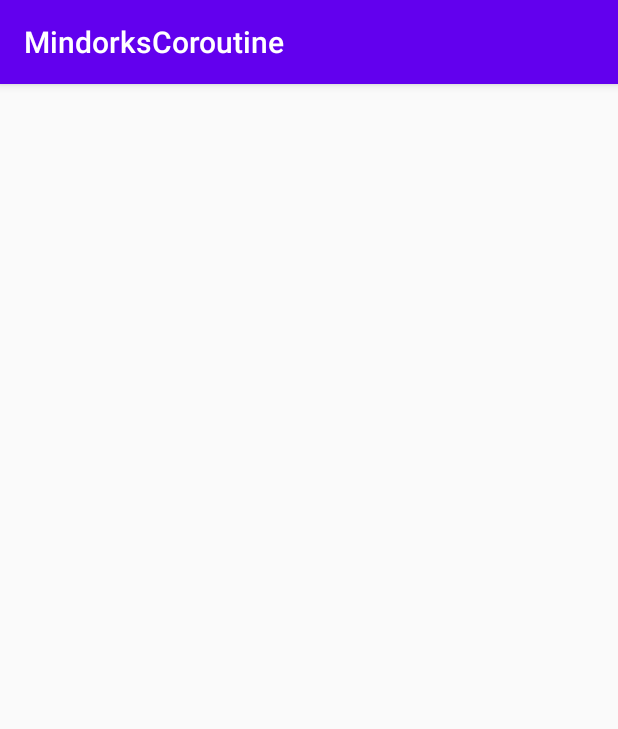
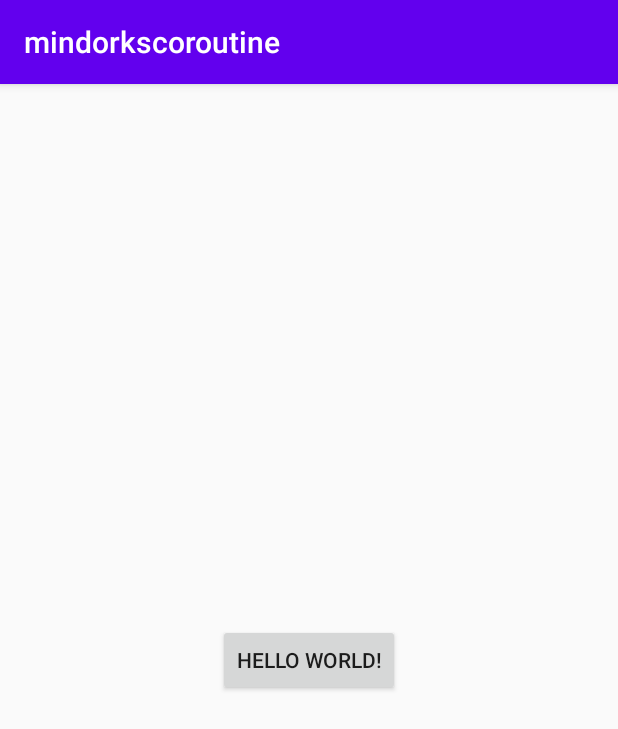
Before and after one commit to Ranawatt/KotlinCoroutines, an Android app: the screen it shows after launch (MainActivity), on a phone screen of 412 x 824 dp. Shown: the top 729 px of the screen. Run offline under Robolectric (Android 15) with nearby library versions, the phone set to English and light mode, and no system bars.

```diff
--- a/mindorkscoroutine/build.gradle
+++ b/mindorkscoroutine/build.gradle
@@ -1,10 +1,10 @@
 apply plugin: 'com.android.application'
 apply plugin: 'kotlin-android'
-apply plugin: 'kotlin-kapt'
 apply plugin: 'kotlin-android-extensions'
 
 android {
     compileSdkVersion 29
+    buildToolsVersion "29.0.3"
 
     defaultConfig {
         applicationId "com.example.mindorkscoroutine"
@@ -30,7 +30,7 @@ dependencies {
     implementation 'androidx.core:core-ktx:1.3.0'
     implementation 'androidx.appcompat:appcompat:1.1.0'
     implementation 'androidx.constraintlayout:constraintlayout:1.1.3'
-    testImplementation 'junit:junit:4.13'
+    testImplementation 'junit:junit:4.12'
     androidTestImplementation 'androidx.test.ext:junit:1.1.1'
     androidTestImplementation 'androidx.test.espresso:espresso-core:3.2.0'
 
--- a/mindorkscoroutine/src/main/AndroidManifest.xml
+++ b/mindorkscoroutine/src/main/AndroidManifest.xml
@@ -10,7 +10,7 @@
         android:supportsRtl="true"
         android:theme="@style/AppTheme">
         <activity android:name=".SeriesNetworkCallActivity"></activity>
-        <activity android:name=".main.MainActivity">
+        <activity android:name=".MainActivity">
             <intent-filter>
                 <action android:name="android.intent.action.MAIN" />
 
--- /dev/null
+++ b/mindorkscoroutine/src/main/java/com/example/mindorkscoroutine/MainActivity.kt
@@ -0,0 +1,18 @@
+package com.example.mindorkscoroutine
+
+import android.content.Intent
+import androidx.appcompat.app.AppCompatActivity
+import android.os.Bundle
+import android.view.View
+
+class MainActivity : AppCompatActivity() {
+
+    override fun onCreate(savedInstanceState: Bundle?) {
+        super.onCreate(savedInstanceState)
+        setContentView(R.layout.activity_main)
+    }
+
+    fun seriesNetworkCallActivity(view: View) {
+        startActivity(Intent(this, SeriesNetworkCallActivity::class.java))
+    }
+}
--- a/mindorkscoroutine/src/main/java/com/example/mindorkscoroutine/main/MainActivity.java
+++ /dev/null
@@ -1,16 +0,0 @@
-package com.example.mindorkscoroutine.main;
-
-import android.os.Bundle;
-
-import androidx.appcompat.app.AppCompatActivity;
-
-import com.example.mindorkscoroutine.R;
-
-public class MainActivity extends AppCompatActivity {
-
-    @Override
-    protected void onCreate(Bundle savedInstanceState) {
-        super.onCreate(savedInstanceState);
-        setContentView(R.layout.activity_main);
-    }
-}
--- /dev/null
+++ b/mindorkscoroutine/src/main/res/layout/activity_main.xml
@@ -0,0 +1,19 @@
+<?xml version="1.0" encoding="utf-8"?>
+<androidx.constraintlayout.widget.ConstraintLayout xmlns:android="http://schemas.android.com/apk/res/android"
+    xmlns:app="http://schemas.android.com/apk/res-auto"
+    xmlns:tools="http://schemas.android.com/tools"
+    android:layout_width="match_parent"
+    android:layout_height="match_parent"
+    tools:context=".MainActivity">
+
+    <Button
+        android:layout_width="wrap_content"
+        android:layout_height="wrap_content"
+        android:text="Hello World!"
+        android:onClick="seriesNetworkCallActivity"
+        app:layout_constraintBottom_toBottomOf="parent"
+        app:layout_constraintLeft_toLeftOf="parent"
+        app:layout_constraintRight_toRightOf="parent"
+        app:layout_constraintTop_toTopOf="parent" />
+
+</androidx.constraintlayout.widget.ConstraintLayout>
--- a/mindorkscoroutine/src/main/res/values/strings.xml
+++ b/mindorkscoroutine/src/main/res/values/strings.xml
@@ -1,3 +1,3 @@
 <resources>
-    <string name="app_name">MindorksCoroutine</string>
+    <string name="app_name">mindorkscoroutine</string>
 </resources>
```
Also changed, not shown: mindorkscoroutine/src/main/java/com/example/mindorkscoroutine/SeriesNetworkCallActivity.java (deleted, +0 -14 lines), mindorkscoroutine/src/main/java/com/example/mindorkscoroutine/SeriesNetworkCallActivity.kt (added, +11 -0 lines), mindorkscoroutine/src/main/res/layout/activity_series_network_call.xml (added, +9 -0 lines).
